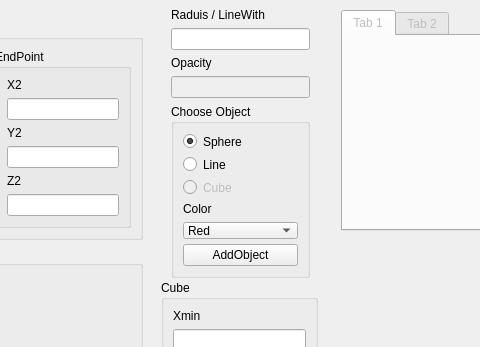
Qt form modules/PolygonPrimitives/PolygonPrimitives.ui (3dct/open_iA) before a commit; both pictures show x 169 to 649 and y 0 to 347 of the 847 by 613 pixel window.
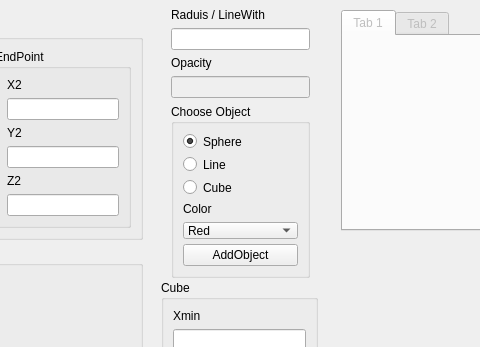
The same form after that commit.

```diff
--- a/modules/PolygonPrimitives/PolygonPrimitives.ui
+++ b/modules/PolygonPrimitives/PolygonPrimitives.ui
@@ -414,7 +414,7 @@
     </item>
    </layout>
   </widget>
-  <widget class="QWidget" name="">
+  <widget class="QWidget" name="layoutWidget">
    <property name="geometry">
     <rect>
      <x>340</x>
@@ -488,7 +488,7 @@
          <item>
           <widget class="QRadioButton" name="radioButton">
            <property name="enabled">
-            <bool>false</bool>
+            <bool>true</bool>
            </property>
            <property name="text">
             <string>Cube</string>
```
Left out of the diff: 4 changed lines with no effect on the pictures.
